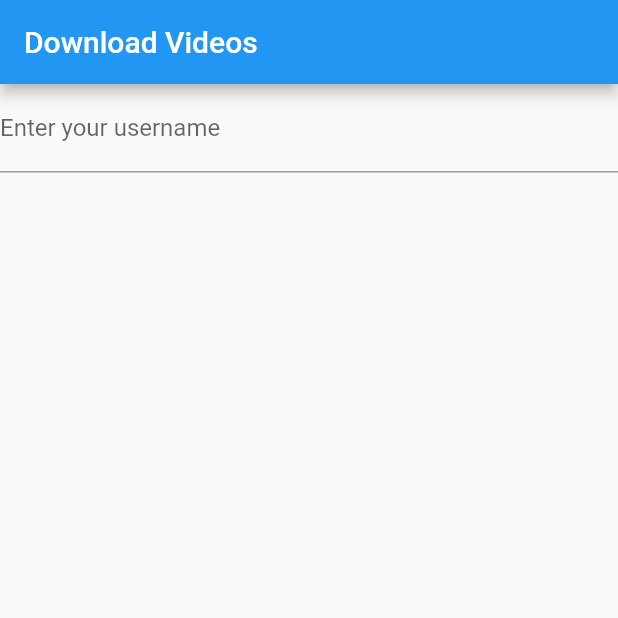
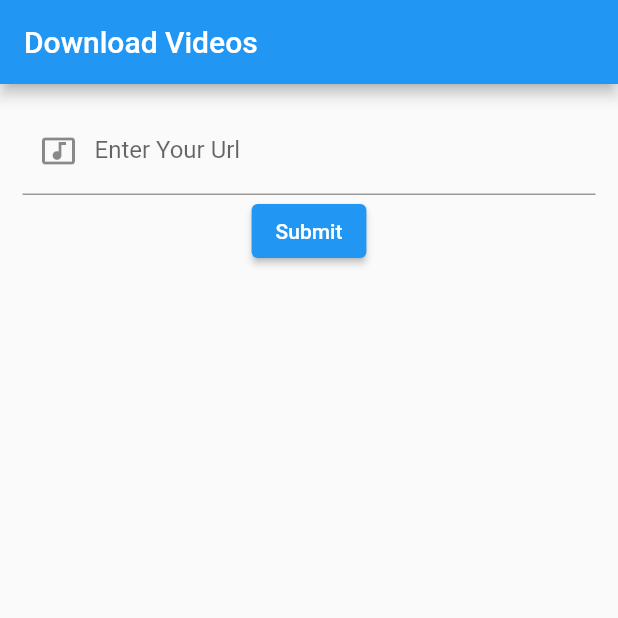
Before and after one commit to sameer1406/YouTUBE_APP, a Flutter app: the screen it shows after launch, on a phone screen of 412 x 824 dp, the top half of it. Run offline on Flutter 3.47's test engine with Material 2 defaults, Android fonts, the phone set to English and light mode, and no system bars; our stand-ins replace splashscreen; network calls fail.

Commit message:
created input validation for the User Input

```diff
--- a/frontend/Youtube_app/lib/main.dart
+++ b/frontend/Youtube_app/lib/main.dart
@@ -48,17 +48,6 @@ class _MyHomePageState extends State<MyHomePage> {
   }
 }
 
-// class SecondScreen extends StatelessWidget {
-//   final _formkey = GlobalKey<FormState>();
-//   @override
-//   Widget build(BuildContext context) {
-//     return Scaffold(
-//         appBar: AppBar(title: Text("Download Videos")),
-//         body: Container(
-//           child: Text("homepage"),
-//         ));
-//   }
-// }
 class SecondScreen extends StatefulWidget {
   @override
   _SecondScreenState createState() => _SecondScreenState();
@@ -66,24 +55,39 @@ class SecondScreen extends StatefulWidget {
 
 class _SecondScreenState extends State<SecondScreen> {
   final _formkey = GlobalKey<FormState>();
+  TextEditingController urlTextController = TextEditingController();
   @override
   Widget build(BuildContext context) {
-    // return Scaffold(
-    //     appBar: AppBar(title: Text("Download Videos")),
-    //     body: Container(
-    //       child: Text("homepage"),
-    //     ));
     return Form(
+      key: _formkey,
       child: Scaffold(
-        key: _formkey,
         appBar: AppBar(title: Text("Download Videos")),
         body: Container(
+          padding: const EdgeInsets.all(15),
           child: Column(
             children: <Widget>[
-              Center(
-                child: TextFormField(
-                  decoration: InputDecoration(labelText: 'Enter your username'),
-                ),
+              TextFormField(
+                decoration: InputDecoration(
+                    hintText: 'Paste The Url',
+                    labelText: 'Enter Your Url',
+                    prefixIcon: Icon(Icons.music_video)),
+                controller: urlTextController,
+                validator: (text) {
+                  if (text.isEmpty) {
+                    return 'Paste Url of the video';
+                  }
+                  return null;
+                },
+              ),
+              ElevatedButton(
+                onPressed: () {
+                  if (_formkey.currentState.validate()) {
+                    _formkey.currentState.save();
+                  } else {
+                    print('object');
+                  }
+                },
+                child: Text('Submit'),
               )
             ],
           ),
```
